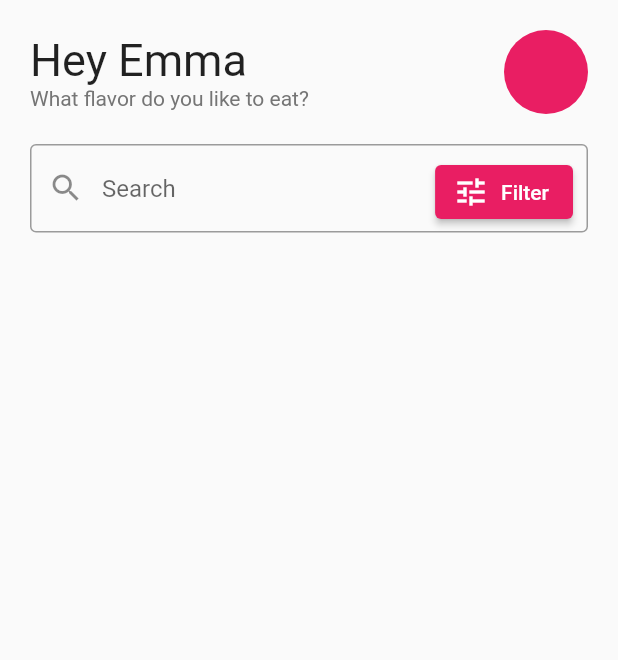
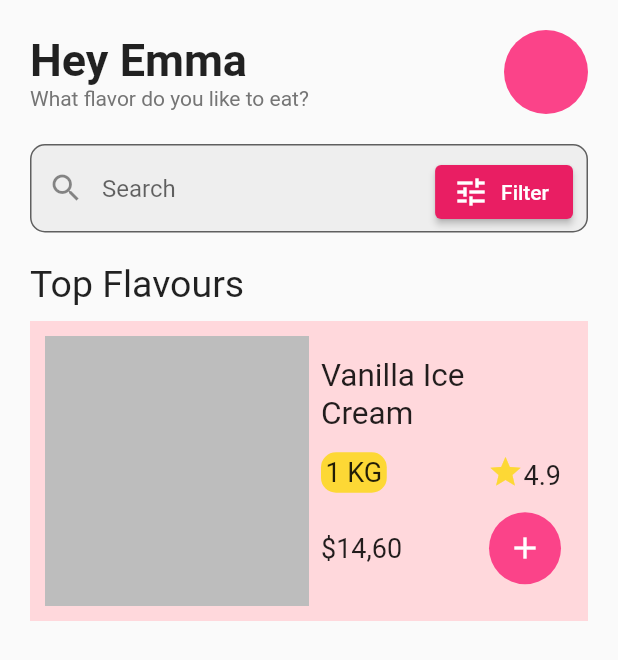
Before and after one commit to ahmetsarac/flutter_ice_cream, a Flutter app: the screen it shows after launch, on a phone screen of 412 x 824 dp. Shown: the top 660 px of the screen. Run offline on Flutter 3.47's test engine with Material 2 defaults, Android fonts, the phone set to English and light mode, and no system bars; our stand-ins replace google_fonts.

Commit message:
Top flavours section is added.

```diff
--- a/lib/main.dart
+++ b/lib/main.dart
@@ -13,9 +13,9 @@ class IceCreamApp extends StatelessWidget{
   Widget build(BuildContext context){
     return MaterialApp(
       theme: ThemeData(
-         primaryColor: Colors.pink,
+         primaryColor: Color(0xFFFB4389),
          primarySwatch: Colors.pink,
-         fontFamily: GoogleFonts.indieFlower().fontFamily,
+         fontFamily: GoogleFonts.shipporiAntique().fontFamily,
       ),
       title: 'Ice Cream App',
       home: const Scaffold(
--- a/lib/pages/home_page.dart
+++ b/lib/pages/home_page.dart
@@ -1,6 +1,7 @@
 import 'package:flutter/material.dart';
 
 import '../widgets/search_bar.dart';
+import '../widgets/top_flavours.dart';
 import '../widgets/top_section.dart';
 
 class HomePage extends StatelessWidget{
@@ -9,13 +10,17 @@ class HomePage extends StatelessWidget{
   @override
   Widget build(BuildContext context){
     return SafeArea(
+      child: SingleChildScrollView(
         child: Container(
             padding: const EdgeInsets.all(20.0),
           child: Column(
+              crossAxisAlignment: CrossAxisAlignment.start,
             children: [
               TopSection(),
               SearchBar(),
+              TopFlavours(),
             ],
+              ),
         ),
       ),
     );
--- a/lib/widgets/search_bar.dart
+++ b/lib/widgets/search_bar.dart
@@ -5,17 +5,20 @@ class SearchBar extends StatelessWidget {
   @override
   Widget build(BuildContext context) {
     return Container(
-      margin: EdgeInsets.only(top: 20),
+      margin: EdgeInsets.symmetric(vertical: 20),
       child: Stack(
         children: [
-          const Expanded(
-              child: TextField(
+
+         TextField(
                   decoration: InputDecoration(
+                      filled: true,
+                      fillColor: Colors.grey[200],
                       prefixIcon: Icon(Icons.search),
                       border: OutlineInputBorder(
+                          borderRadius: BorderRadius.circular(10.0),
                         borderSide: BorderSide(width: 5),
                       ),
-                      hintText: 'Search'))),
+                      hintText: 'Search')),
           Positioned(
               top: 8,
               right: 10,
--- /dev/null
+++ b/lib/widgets/top_flavours.dart
@@ -0,0 +1,74 @@
+import 'package:flutter/material.dart';
+
+class TopFlavours extends StatelessWidget {
+  const TopFlavours({Key? key}) : super(key: key);
+
+  @override
+  Widget build(BuildContext context) {
+    return Column(
+      crossAxisAlignment: CrossAxisAlignment.stretch,
+      children: [
+        const Text(
+          'Top Flavours',
+          style: TextStyle(fontSize: 25),
+        ),
+        Container(
+            margin: EdgeInsets.only(top: 10),
+            height: 200,
+            color: Color(0xFFFFD8DC),
+            child: Padding(
+              padding: const EdgeInsets.all(10.0),
+              child: Row(
+                mainAxisAlignment: MainAxisAlignment.spaceAround,
+                children: [
+                  Flexible(
+                    child: Container(
+                      color: Colors.grey[400],
+                    ),
+                  ),
+                  Flexible(
+                    child: Padding(
+                      padding: const EdgeInsets.all(8.0),
+                      child: Column(
+                          mainAxisAlignment: MainAxisAlignment.spaceAround,
+                        children: [
+                          Text('Vanilla Ice Cream',
+                              style: TextStyle(fontSize: 21)),
+                          Row(
+                            mainAxisAlignment: MainAxisAlignment.spaceBetween,
+                            children: [
+                              Container(
+                                  padding: EdgeInsets.all(3.0),
+                                  decoration: BoxDecoration(color: Colors.yellow[600],
+                                      borderRadius: BorderRadius.circular(10.0)),
+                                child: Text(
+                                  '1 KG',
+                                  style: TextStyle(fontSize: 18),
+                                ),
+                              ),
+                              Text.rich(
+                                TextSpan(children: [
+                                  WidgetSpan(child: Icon(Icons.star, color: Colors.yellow[600])),
+                                  TextSpan(text: '4.9', style: TextStyle(fontSize: 18)),
+                                ]),
+                              ),
+                            ],
+                          ),
+                          Row(
+                              mainAxisAlignment: MainAxisAlignment.spaceBetween,
+                              children: [
+                                Text('\$14,60', style: TextStyle(fontSize: 18)),
+                                Container(decoration: BoxDecoration(color: Theme.of(context).primaryColor, borderRadius: BorderRadius.circular(50.0)), child: IconButton(icon: Icon(Icons.add), onPressed: (){}, color: Colors.white)),
+                              ],
+                              ),
+                        ],
+                      ),
+                    ),
+                  )
+                ],
+              ),
+            )),
+      ],
+    );
+  }
+}
--- a/lib/widgets/top_section.dart
+++ b/lib/widgets/top_section.dart
@@ -11,7 +11,7 @@ class TopSection extends StatelessWidget {
         Column(
             crossAxisAlignment: CrossAxisAlignment.start,
           children: [
-            const Text('Hey Emma', style: TextStyle(fontSize: 30)),
+            const Text('Hey Emma', style: TextStyle(fontSize: 30, fontWeight: FontWeight.bold)),
             Text('What flavor do you like to eat?', style: TextStyle(color: Colors.grey[600])),
           ],
         ),
```
Lines whose indentation alone changed are shown as unchanged.
